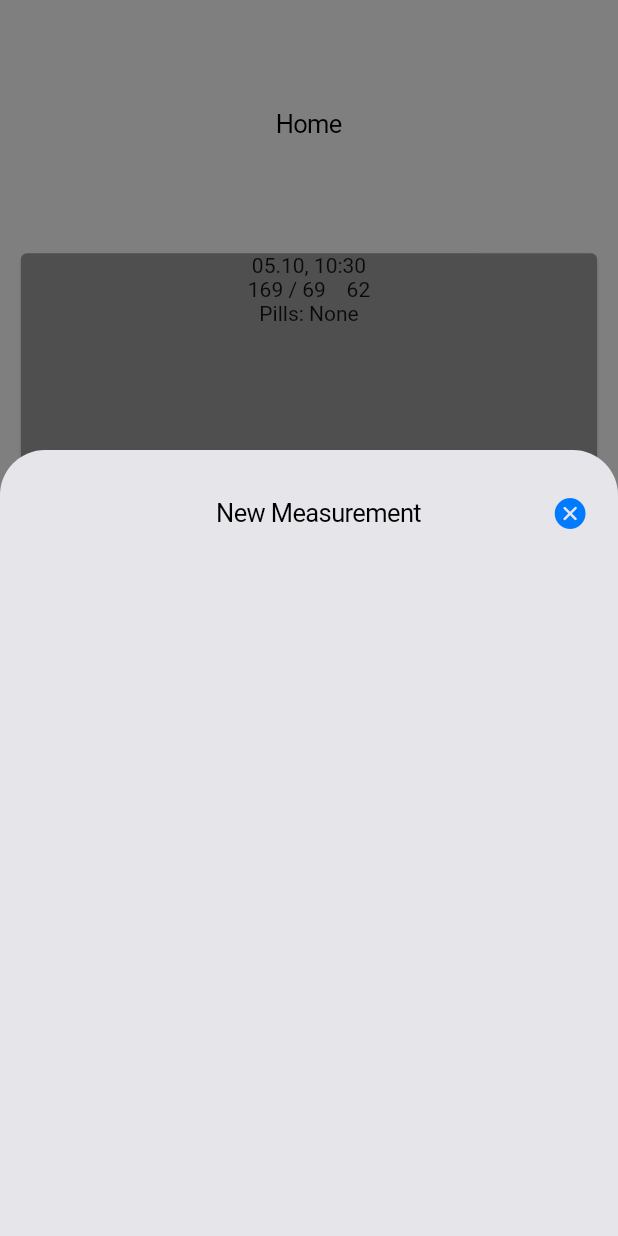
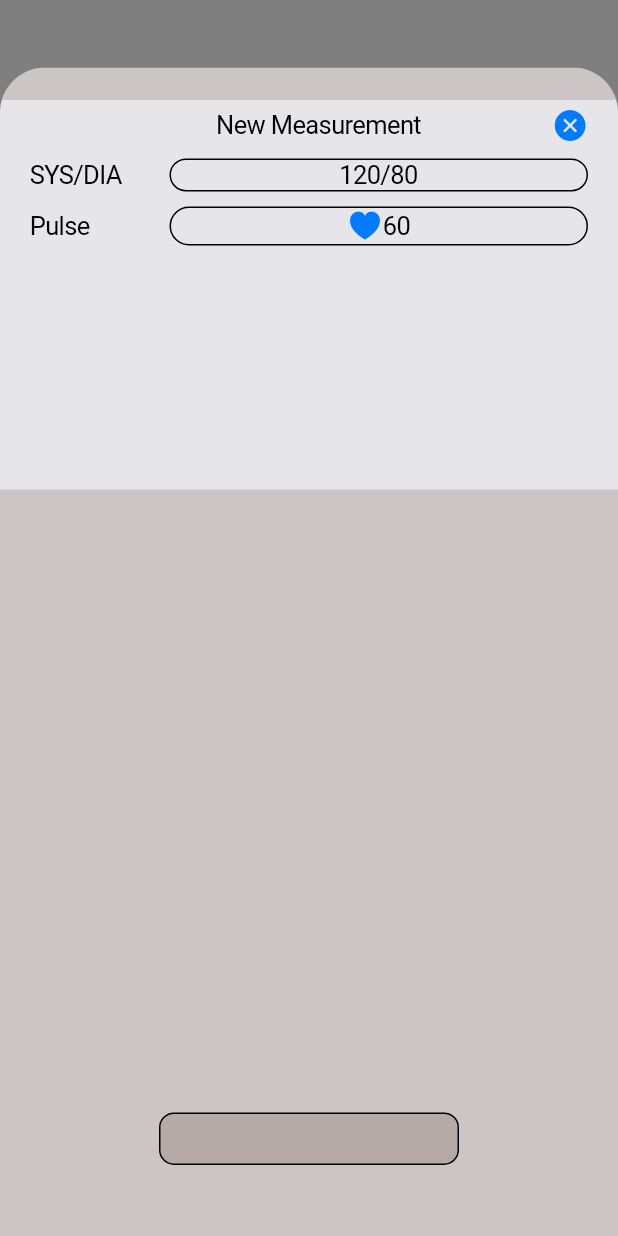
Before and after one commit to TimurKarev/blood_pressure, a Flutter app: the HomeFullPage screen opened directly, after a tap on "Enter the first measurement", after a tap on "Add", on a phone screen of 412 x 824 dp. Run offline on Flutter 3.47's test engine with Material 2 defaults, Android fonts, the phone set to English and light mode, and no system bars; our stand-ins replace flutter_riverpod, flutter_svg, sqflite; accounts and stored records are empty.

Commit message:
start add screen

```diff
--- a/lib/pages/add/add_widget.dart
+++ b/lib/pages/add/add_widget.dart
@@ -1,5 +1,7 @@
+import 'package:blood_pressure/pages/utils/fake.dart';
 import 'package:blood_pressure/pages/utils/top_angles_clipper.dart';
 import 'package:flutter/cupertino.dart';
+
 class AddWidget extends StatelessWidget {
   const AddWidget({
     Key? key,
@@ -8,16 +10,66 @@ class AddWidget extends StatelessWidget {
   @override
   Widget build(BuildContext context) {
     return Padding(
-      padding: const EdgeInsets.fromLTRB(0.0, 300.0, 0.0, 0.0),
+      padding: const EdgeInsets.fromLTRB(0.0, 45.0, 0.0, 0.0),
       child: ClipPath(
         clipper: TopAnglesClipper(radius: 30.0),
         child: Container(
           color: CupertinoColors.lightBackgroundGray,
           child: Column(
             children: [
+              Flexible(
+                flex: 1,
+                child: Fake(""),
+              ),
+              Flexible(
+                flex: 12,
+                child: InputWidget(),
+              ),
+              Flexible(
+                flex: 18,
+                child: Fake(""),
+              ),
+              Flexible(
+                flex: 4,
+                child: Fake(
+                  "",
+                  child: Center(
+                    child: SizedBox(
+                      width: 200,
+                      height: 35,
+                      child: Fake(
+                        "",
+                        radius: 10,
+                        border: true,
+                      ),
+                    ),
+                  ),
+                ),
+              ),
+              Flexible(
+                flex: 1,
+                child: Fake(""),
+              ),
+            ],
+          ),
+        ),
+      ),
+    );
+  }
+}
+
+class InputWidget extends StatelessWidget {
+  const InputWidget({
+    Key? key,
+  }) : super(key: key);
+
+  @override
+  Widget build(BuildContext context) {
+    return Column(
+      crossAxisAlignment: CrossAxisAlignment.start,
+      children: [
         Padding(
-                padding: const EdgeInsets.symmetric(
-                    vertical: 30.0, horizontal: 20.0),
+          padding: const EdgeInsets.symmetric(vertical: 5.0, horizontal: 20.0),
           child: Row(
             mainAxisAlignment: MainAxisAlignment.spaceBetween,
             children: [
@@ -25,21 +77,93 @@ class AddWidget extends StatelessWidget {
                 flex: 1,
                 child: Container(),
               ),
-                    Flexible(
+              const Flexible(
                 flex: 8,
                 child: Text("New Measurement"),
               ),
-                    Flexible(
+              const Flexible(
                 flex: 1,
                 child: Icon(CupertinoIcons.xmark_circle_fill),
               ),
             ],
           ),
-              )
+        ),
+        Padding(
+          padding: const EdgeInsets.symmetric(vertical: 5.0, horizontal: 20.0),
+          child: Row(
+            mainAxisAlignment: MainAxisAlignment.spaceBetween,
+            children: [
+              const Flexible(
+                flex: 2,
+                child: Text("SYS/DIA"),
+              ),
+              Flexible(
+                flex: 6,
+                child: Container(
+                  decoration: BoxDecoration(
+                    border: Border.all(),
+                    borderRadius: const BorderRadius.all(Radius.circular(25)),
+                  ),
+                  child: const SysDiaWidget(),
+                ),
+              ),
             ],
           ),
         ),
+        Padding(
+          padding: const EdgeInsets.symmetric(vertical: 5.0, horizontal: 20.0),
+          child: Row(
+            mainAxisAlignment: MainAxisAlignment.spaceBetween,
+            children: [
+              const Flexible(
+                flex: 2,
+                child: Text("Pulse"),
               ),
+              Flexible(
+                flex: 6,
+                child: Container(
+                  decoration: BoxDecoration(
+                    border: Border.all(),
+                    borderRadius: const BorderRadius.all(Radius.circular(25)),
+                  ),
+                  child: const PulseWidget(),
+                ),
+              ),
+            ],
+          ),
+        ),
+      ],
     );
   }
 }
+
+class SysDiaWidget extends StatelessWidget {
+  const SysDiaWidget({Key? key}) : super(key: key);
+
+  @override
+  Widget build(BuildContext context) {
+    return Row(
+      mainAxisAlignment: MainAxisAlignment.center,
+      children: [
+        Text("120"),
+        Text("/"),
+        Text("80"),
+      ],
+    );
+  }
+}
+
+class PulseWidget extends StatelessWidget {
+  const PulseWidget({Key? key}) : super(key: key);
+
+  @override
+  Widget build(BuildContext context) {
+    return Row(
+      mainAxisAlignment: MainAxisAlignment.center,
+      children: [
+        Icon(CupertinoIcons.heart_fill),
+        Text("60"),
+      ],
+    );
+  }
+}
--- /dev/null
+++ b/lib/pages/utils/fake.dart
@@ -0,0 +1,28 @@
+import 'dart:math';
+
+import 'package:flutter/material.dart';
+
+class Fake extends StatelessWidget {
+  final Color? color;
+  final String str;
+  final Widget? child;
+  final bool border;
+  final double radius;
+
+  const Fake(this.str, {Key? key, this.color, this.child, this.border=false, this.radius=0}) : super(key: key);
+
+  @override
+  Widget build(BuildContext context) {
+    Random rnd = Random();
+    return Container(
+      decoration: BoxDecoration(
+        border: border?Border.all():null,
+        color: color ??
+            Color.fromARGB(
+                rnd.nextInt(255), rnd.nextInt(255), rnd.nextInt(255), 1),
+        borderRadius: BorderRadius.all(Radius.circular(radius)),
+      ),
+      child: child,
+    );
+  }
+}
```
Lines whose indentation alone changed are shown as unchanged.
